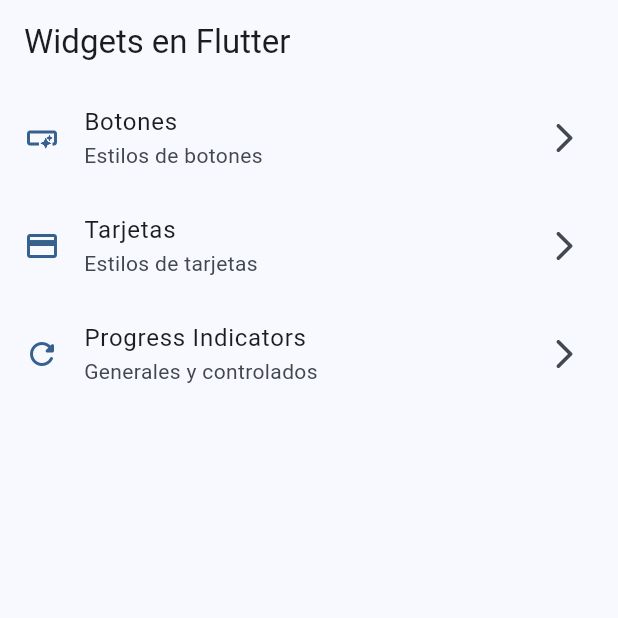
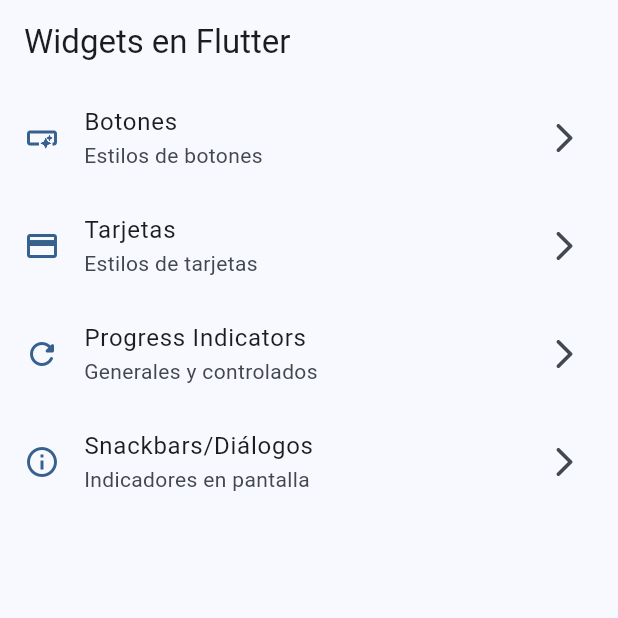
Before and after one commit to XamalionDev71/e301_moviles, a Flutter app: the screen it shows after launch, on a phone screen of 412 x 824 dp, the top half of it. Run offline on Flutter 3.47's test engine with Material 3 defaults, Android fonts, the light colour scheme and no system bars; our stand-ins replace go_router.

Commit message:
commit1 8Abr2025

```diff
--- a/lib/config/menu/menu_item.dart
+++ b/lib/config/menu/menu_item.dart
@@ -33,4 +33,10 @@
     link: '/progress',
     icon: Icons.refresh_rounded,
   ),
+  MenuItem(
+    title: 'Snackbars/Diálogos',
+    subtitle: 'Indicadores en pantalla',
+    link: '/snackbar',
+    icon: Icons.info_outline,
+  ),
 ];
--- a/lib/config/router/app_router.dart
+++ b/lib/config/router/app_router.dart
@@ -23,5 +23,10 @@
       name: ProgressScreen.name,
       builder: (context, state) => ProgressScreen(),
     ),
+    GoRoute(
+      path: '/snackbar',
+      name: SnackbarScreen.name,
+      builder: (context, state) => SnackbarScreen(),
+    ),
   ]
 );
```
Also changed, not shown: lib/presentation/screens/snackbar/snackbar_screen.dart (+12 -1 lines).
